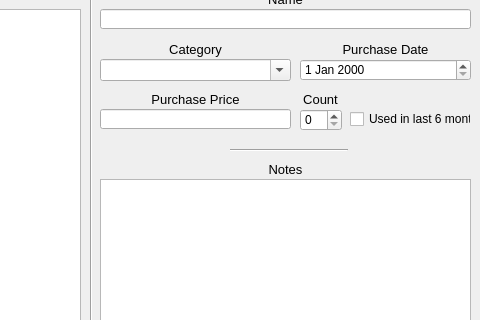
This is src/MainWindow.ui in minorsecond/Ownly as Qt 5 draws it before an edit; both pictures show x 320 to 800 and y 130 to 450 of the 800 by 537 pixel window. The edited form follows.
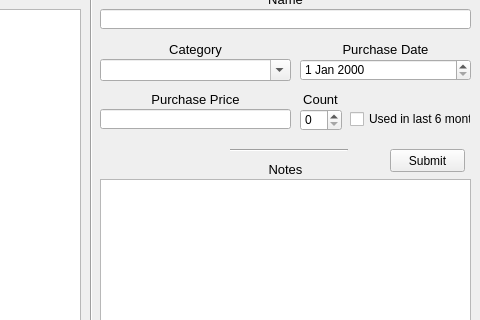
This is the edited form.

Commit message: Add submit button and create slot

```diff
--- a/src/MainWindow.ui
+++ b/src/MainWindow.ui
@@ -340,6 +340,19 @@
      </rect>
     </property>
    </widget>
+   <widget class="QPushButton" name="dbSubmitButton">
+    <property name="geometry">
+     <rect>
+      <x>710</x>
+      <y>260</y>
+      <width>75</width>
+      <height>23</height>
+     </rect>
+    </property>
+    <property name="text">
+     <string>Submit</string>
+    </property>
+   </widget>
   </widget>
   <widget class="QMenuBar" name="menubar">
    <property name="geometry">
```
The commit also changes 2 other files.
